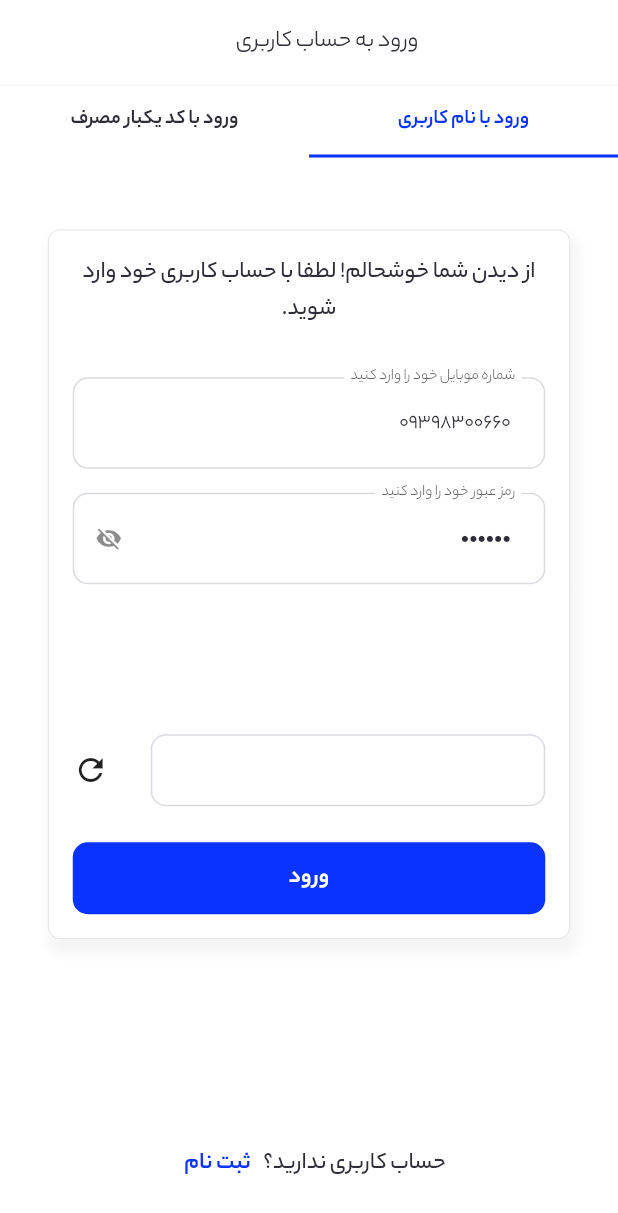
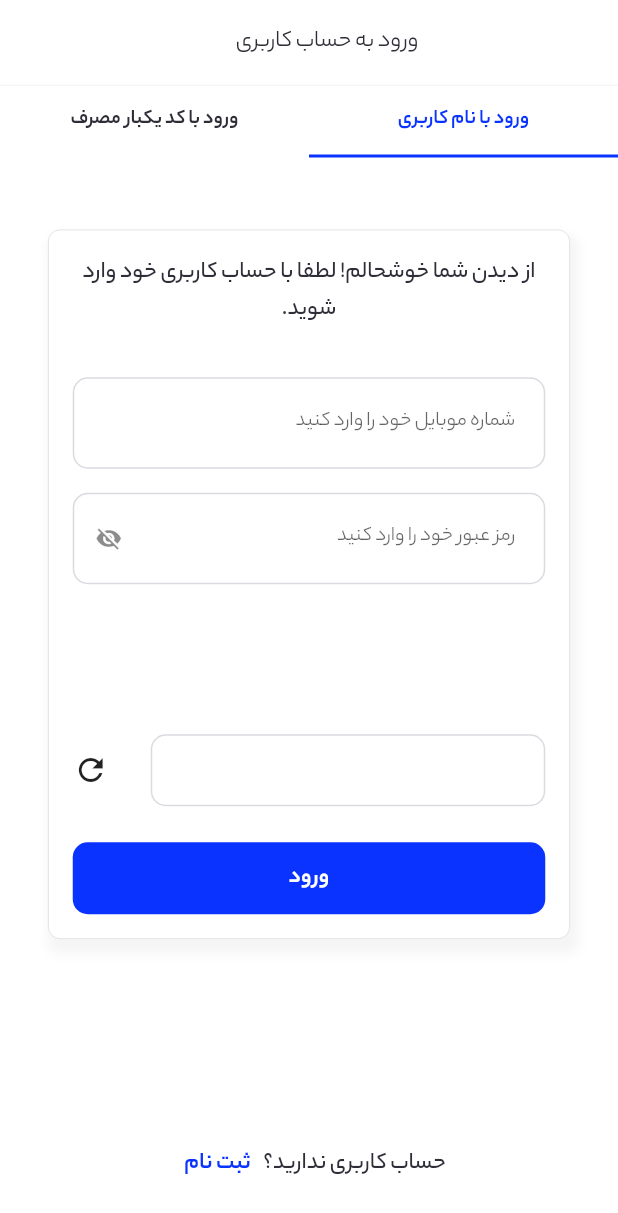
Before and after one commit to MatinEffati/ava_hesab, a Flutter app: the screen it shows after launch, on a phone screen of 412 x 824 dp. Shown: the top 1213 px of the screen. Run offline on Flutter 3.47's test engine with Material 3 defaults, Android fonts, the phone set to English and light mode, and no system bars; our stand-ins replace dartz, dio, flutter_native_splash, flutter_svg, get, get_it and 4 more; accounts and stored records are empty; network calls fail; statements that could not run were skipped.

Commit message:
clear textfield

```diff
--- a/lib/feature/login/login_screen.dart
+++ b/lib/feature/login/login_screen.dart
@@ -21,12 +21,12 @@ class _LoginScreenState extends State<LoginScreen> {
   LoginController loginController = Get.put(LoginController());
 
   // with Username and password
-  TextEditingController mobileUsernameController = TextEditingController(text: '09398300660');
-  TextEditingController passwordController = TextEditingController(text: '123456');
+  TextEditingController mobileUsernameController = TextEditingController();
+  TextEditingController passwordController = TextEditingController();
   TextEditingController captchaUsernameController = TextEditingController();
 
   //with OTP
-  TextEditingController mobileOTPController = TextEditingController(text: '09398300660');
+  TextEditingController mobileOTPController = TextEditingController();
   TextEditingController captchaOTPController = TextEditingController();
   TextEditingController otpCodeController = TextEditingController();
 
--- a/lib/feature/register/register_screen.dart
+++ b/lib/feature/register/register_screen.dart
@@ -19,7 +19,7 @@ class RegisterScreen extends StatefulWidget {
 
 class _RegisterScreenState extends State<RegisterScreen> {
   final RegisterController registerController = Get.put(RegisterController());
-  TextEditingController mobileOTPController = TextEditingController(text: '09336329689');
+  TextEditingController mobileOTPController = TextEditingController();
   TextEditingController captchaController = TextEditingController();
   TextEditingController otpCodeController = TextEditingController();
 
```
